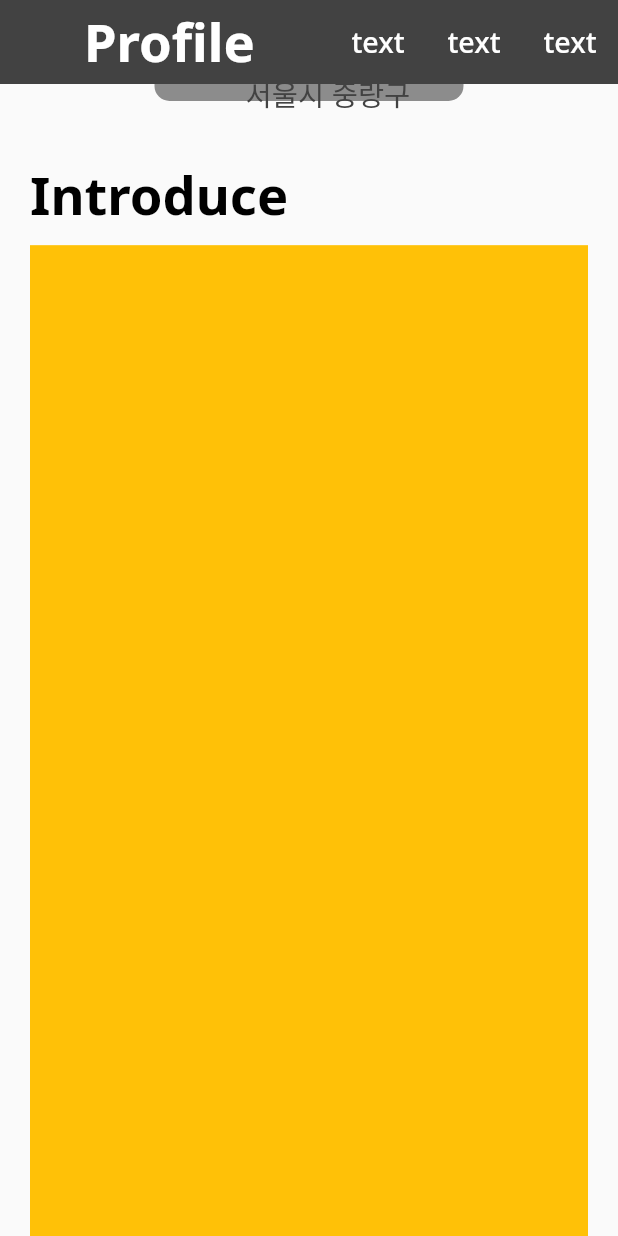
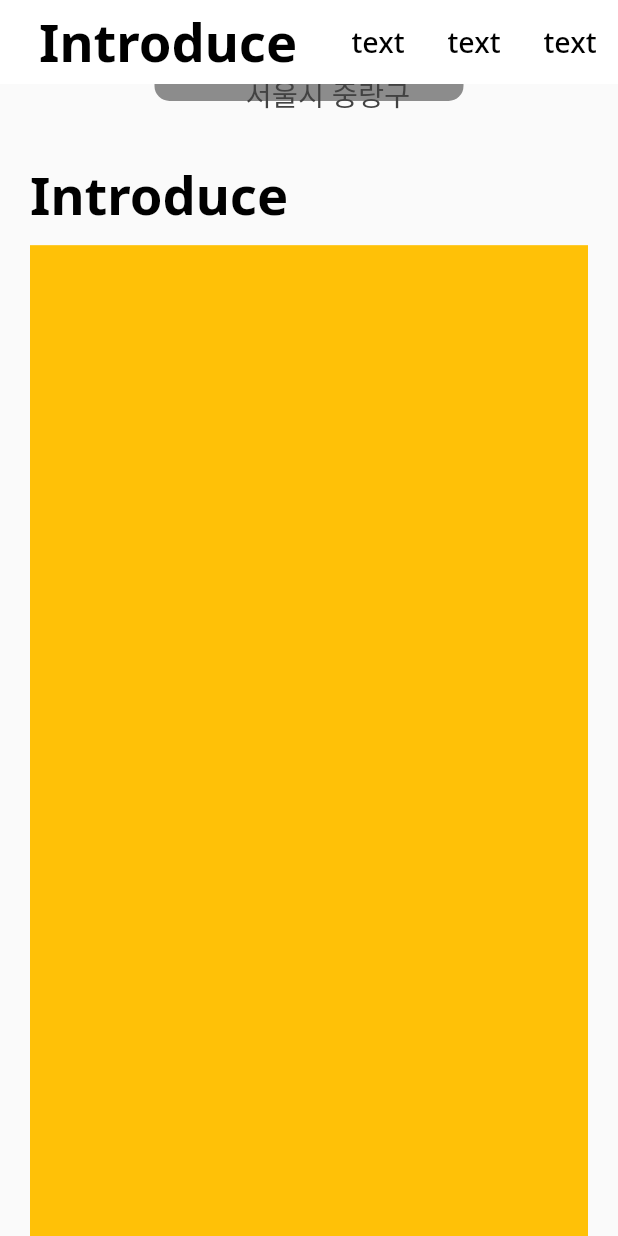
Before and after one commit to devpark435/profile_flutter_web, a Flutter app: the screen it shows after launch, scrolled down 576 dp, on a phone screen of 412 x 824 dp. Run offline on Flutter 3.47's test engine with Material 2 defaults, Android fonts, the phone set to English and light mode, and no system bars; drawn by our look-alikes of auto_size_text; our stand-ins replace font_awesome_flutter.

Commit message:
feat : reactive appbar color & title

```diff
--- a/lib/home.dart
+++ b/lib/home.dart
@@ -13,27 +13,50 @@ class HomeScreen extends StatefulWidget {
 
 class _HomeScreenState extends State<HomeScreen> {
   final _controller = PageController();
+  int _currentPage = 0;
+  final List<Color> _bgColors = [
+    Colors.grey.shade800,
+    Colors.white,
+    Colors.blue
+  ];
+  final List<Color> _textColors = [Colors.white, Colors.black, Colors.amber];
+  List<String> _titles = ["Profile", "Introduce", "Doing"];
+
+  @override
+  void initState() {
+    super.initState();
+    _controller.addListener(() {
+      setState(() {
+        _currentPage = _controller.page!.round();
+      });
+    });
+  }
+
   @override
   Widget build(BuildContext context) {
     return Scaffold(
         appBar: AppBar(
           centerTitle: false,
           title: Padding(
-            padding: const EdgeInsets.only(left: 40),
-            child: Typografie().displayMedium("Profile", Colors.white),
+            padding: const EdgeInsets.only(left: 10),
+            child: Typografie().displayMedium(
+                _titles[_currentPage], _textColors[_currentPage]),
           ),
           actions: [
             TextButton(
                 onPressed: () {},
-                child: Typografie().displaySmall("text", Colors.white)),
+                child: Typografie()
+                    .displaySmall("text", _textColors[_currentPage])),
             TextButton(
                 onPressed: () {},
-                child: Typografie().displaySmall("text", Colors.white)),
+                child: Typografie()
+                    .displaySmall("text", _textColors[_currentPage])),
             TextButton(
                 onPressed: () {},
-                child: Typografie().displaySmall("text", Colors.white))
+                child: Typografie()
+                    .displaySmall("text", _textColors[_currentPage]))
           ],
-          backgroundColor: Colors.grey.shade800,
+          backgroundColor: _bgColors[_currentPage],
           elevation: 0,
         ),
         body: PageView(
```
